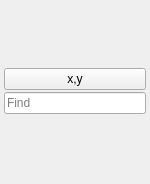
First picture: the form in src/WidgetImageOverlay.ui, repository gdevic/Z80Explorer, before the edit.
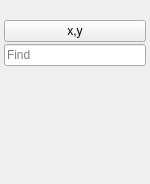
Second picture: the form after the edit.

What changed in the file:
```diff
--- a/src/WidgetImageOverlay.ui
+++ b/src/WidgetImageOverlay.ui
@@ -33,28 +33,7 @@
     <number>4</number>
    </property>
    <item>
-    <widget class="QLabel" name="label1">
-     <property name="text">
-      <string/>
-     </property>
-    </widget>
-   </item>
-   <item>
-    <widget class="QLabel" name="label4">
-     <property name="text">
-      <string/>
-     </property>
-    </widget>
-   </item>
-   <item>
-    <widget class="QLabel" name="label2">
-     <property name="text">
-      <string/>
-     </property>
-    </widget>
-   </item>
-   <item>
-    <widget class="QLabel" name="label3">
+    <widget class="QLabel" name="labelInfo">
      <property name="text">
       <string/>
      </property>
```
